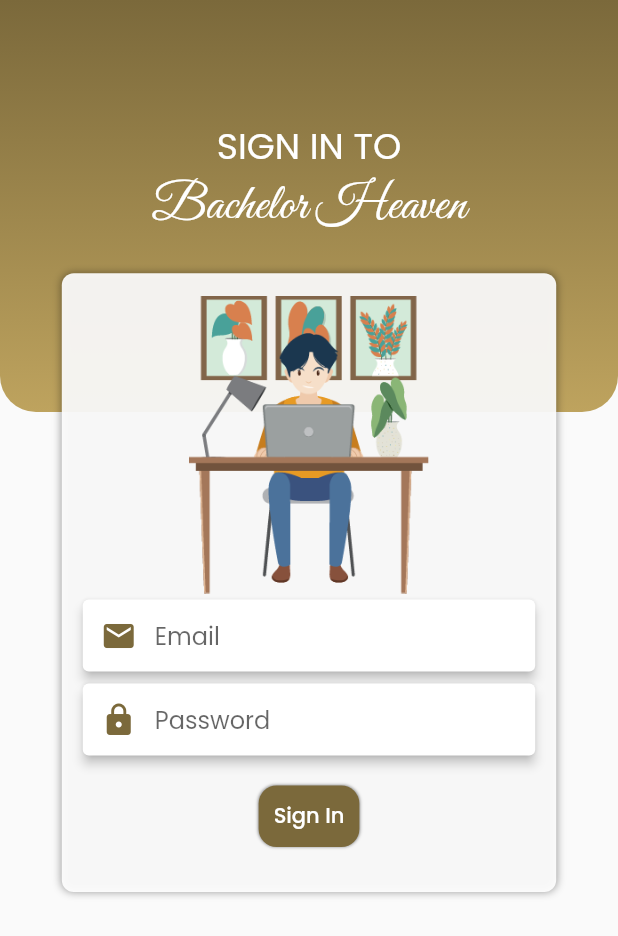
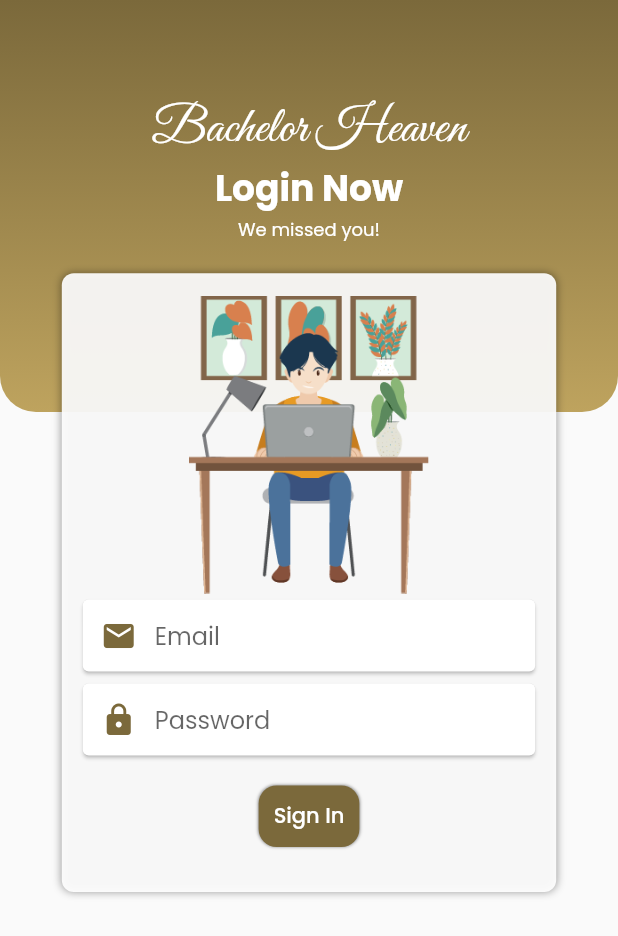
Before and after one commit to Pritom-Shajed/bacehlor-heaven, a Flutter app: the LoginScreen screen opened by its route, on a phone screen of 412 x 824 dp. Shown: the top 936 px of the screen. Run offline on Flutter 3.47's test engine with Material 2 defaults, Android fonts, the phone set to English and light mode, and no system bars; our stand-ins replace carousel_slider, get, google_fonts, google_nav_bar, lottie; network calls fail.

Commit message:
minor change in login ui

```diff
--- a/lib/view/auth/login_screen.dart
+++ b/lib/view/auth/login_screen.dart
@@ -14,7 +14,7 @@ class LoginScreen extends StatelessWidget {
         clipBehavior: Clip.none,
         children: [
           Container(
-            padding: EdgeInsets.only(top: 80),
+            padding: EdgeInsets.only(top: 65),
             height: MediaQuery.of(context).size.height / 3,
             width: MediaQuery.of(context).size.width,
             decoration: BoxDecoration(
@@ -25,12 +25,17 @@ class LoginScreen extends StatelessWidget {
             child: Column(
               children: [
                 Text(
-                  'Sign in to'.toUpperCase(),
-                  style: poppinsTextStyle(size: 24, color: whiteColor),
+                  'Bachelor Heaven',
+                  style: satisfyTextStyle(size: 34, color: whiteColor),
                 ),
                 Text(
-                  'Bachelor Heaven',
-                  style: satisfyTextStyle(size: 34, color: whiteColor),
+                  'Login Now',
+                  style: poppinsTextStyle(
+                      size: 24, fontWeight: FontWeight.bold, color: whiteColor),
+                ),
+                Text(
+                  'We missed you!',
+                  style: poppinsTextStyle(size: 12, color: whiteColor),
                 ),
               ],
             ),
--- a/lib/widgets/common/widgets.dart
+++ b/lib/widgets/common/widgets.dart
@@ -56,7 +56,7 @@ Widget customTextField(
     required String hintText,
     required IconData icon}) {
   return Card(
-    elevation: 3,
+    elevation: 1,
     child: TextField(
       cursorColor: blackColor,
       controller: controller,
```
